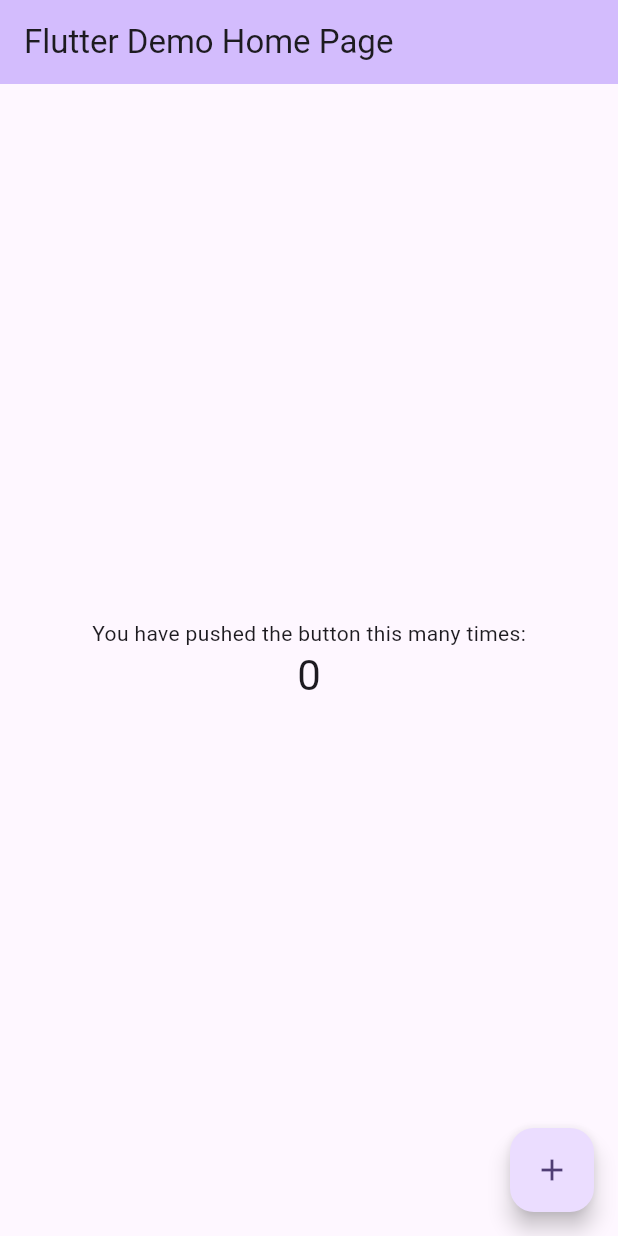
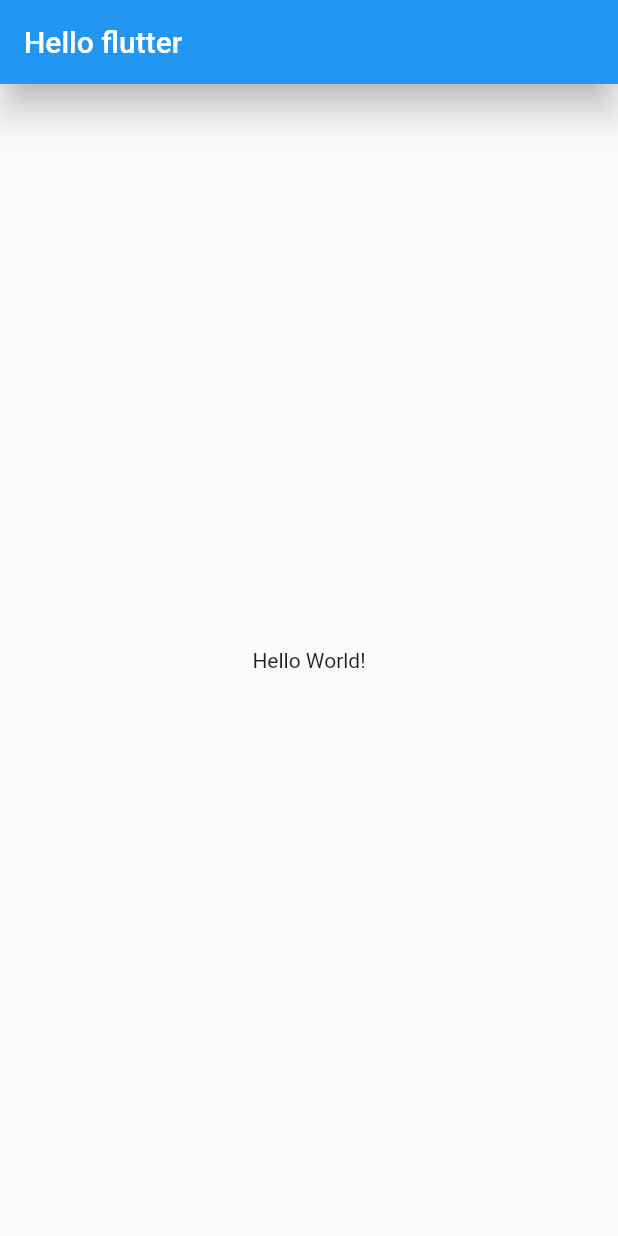
Before and after one commit to wellsbabo/flutter_practice, a Flutter app: the screen it shows after launch, on a phone screen of 412 x 824 dp. Run offline on Flutter 3.47's test engine with Material 2 defaults, Android fonts, the phone set to English and light mode, and no system bars.

Commit message:
#2 완강

```diff
--- a/toonflix/lib/main.dart
+++ b/toonflix/lib/main.dart
@@ -1,125 +1,36 @@
+// import 'package:flutter/cupertino.dart';
 import 'package:flutter/material.dart';
 
-void main() {
-  runApp(const MyApp());
+class Player {
+  String?
+      name; // ?는 이 파라미터를 가질수도 가지지 않을 수도 있다. 생성자에 마우스를 올려놨을떄 ?가 없는 파라미터는 필수값임
+
+  Player({required this.name}); // named constructor 이름과 값을 같이 줌. 이름으로 파라미터 구분
 }
 
-class MyApp extends StatelessWidget {
-  const MyApp({super.key});
+void main() {
+  var nico = Player(name: "nico");
 
-  // This widget is the root of your application.
+  runApp(App());
+}
+
+class App extends StatelessWidget {
   @override
   Widget build(BuildContext context) {
+    // TODO: implement build
+    // CupertinoApp: 애플느낌
+    // MaterialApp: 구글느낌
     return MaterialApp(
-      title: 'Flutter Demo',
-      theme: ThemeData(
-        // This is the theme of your application.
-        //
-        // TRY THIS: Try running your application with "flutter run". You'll see
-        // the application has a blue toolbar. Then, without quitting the app,
-        // try changing the seedColor in the colorScheme below to Colors.green
-        // and then invoke "hot reload" (save your changes or press the "hot
-        // reload" button in a Flutter-supported IDE, or press "r" if you used
-        // the command line to start the app).
-        //
-        // Notice that the counter didn't reset back to zero; the application
-        // state is not lost during the reload. To reset the state, use hot
-        // restart instead.
-        //
-        // This works for code too, not just values: Most code changes can be
-        // tested with just a hot reload.
-        colorScheme: ColorScheme.fromSeed(seedColor: Colors.deepPurple),
-        useMaterial3: true,
+      home: Scaffold(
+        appBar: AppBar(
+          centerTitle: false,
+          elevation: 10,
+          title: Text('Hello flutter'), //순서에 의해 파라미터를 구분함
+        ),
+        body: Center(
+          child: Text('Hello World!'),
+        ),
       ),
-      home: const MyHomePage(title: 'Flutter Demo Home Page'),
     );
   }
 }
-
-class MyHomePage extends StatefulWidget {
-  const MyHomePage({super.key, required this.title});
-
-  // This widget is the home page of your application. It is stateful, meaning
-  // that it has a State object (defined below) that contains fields that affect
-  // how it looks.
-
-  // This class is the configuration for the state. It holds the values (in this
-  // case the title) provided by the parent (in this case the App widget) and
-  // used by the build method of the State. Fields in a Widget subclass are
-  // always marked "final".
-
-  final String title;
-
-  @override
-  State<MyHomePage> createState() => _MyHomePageState();
-}
-
-class _MyHomePageState extends State<MyHomePage> {
-  int _counter = 0;
-
-  void _incrementCounter() {
-    setState(() {
-      // This call to setState tells the Flutter framework that something has
-      // changed in this State, which causes it to rerun the build method below
-      // so that the display can reflect the updated values. If we changed
-      // _counter without calling setState(), then the build method would not be
-      // called again, and so nothing would appear to happen.
-      _counter++;
-    });
-  }
-
-  @override
-  Widget build(BuildContext context) {
-    // This method is rerun every time setState is called, for instance as done
-    // by the _incrementCounter method above.
-    //
-    // The Flutter framework has been optimized to make rerunning build methods
-    // fast, so that you can just rebuild anything that needs updating rather
-    // than having to individually change instances of widgets.
-    return Scaffold(
-      appBar: AppBar(
-        // TRY THIS: Try changing the color here to a specific color (to
-        // Colors.amber, perhaps?) and trigger a hot reload to see the AppBar
-        // change color while the other colors stay the same.
-        backgroundColor: Theme.of(context).colorScheme.inversePrimary,
-        // Here we take the value from the MyHomePage object that was created by
-        // the App.build method, and use it to set our appbar title.
-        title: Text(widget.title),
-      ),
-      body: Center(
-        // Center is a layout widget. It takes a single child and positions it
-        // in the middle of the parent.
-        child: Column(
-          // Column is also a layout widget. It takes a list of children and
-          // arranges them vertically. By default, it sizes itself to fit its
-          // children horizontally, and tries to be as tall as its parent.
-          //
-          // Column has various properties to control how it sizes itself and
-          // how it positions its children. Here we use mainAxisAlignment to
-          // center the children vertically; the main axis here is the vertical
-          // axis because Columns are vertical (the cross axis would be
-          // horizontal).
-          //
-          // TRY THIS: Invoke "debug painting" (choose the "Toggle Debug Paint"
-          // action in the IDE, or press "p" in the console), to see the
-          // wireframe for each widget.
-          mainAxisAlignment: MainAxisAlignment.center,
-          children: <Widget>[
-            const Text(
-              'You have pushed the button this many times:',
-            ),
-            Text(
-              '$_counter',
-              style: Theme.of(context).textTheme.headlineMedium,
-            ),
-          ],
-        ),
-      ),
-      floatingActionButton: FloatingActionButton(
-        onPressed: _incrementCounter,
-        tooltip: 'Increment',
-        child: const Icon(Icons.add),
-      ), // This trailing comma makes auto-formatting nicer for build methods.
-    );
-  }
-}
```
